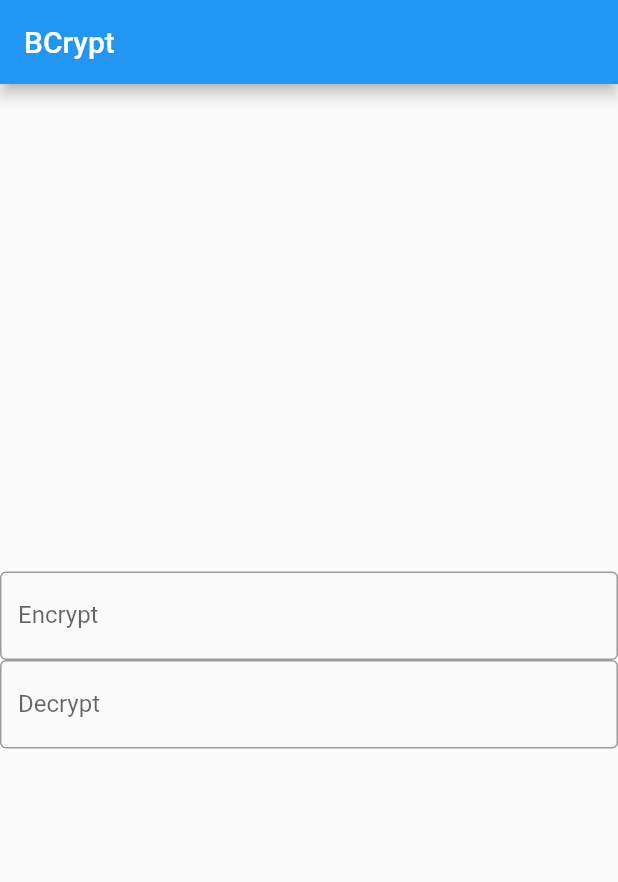
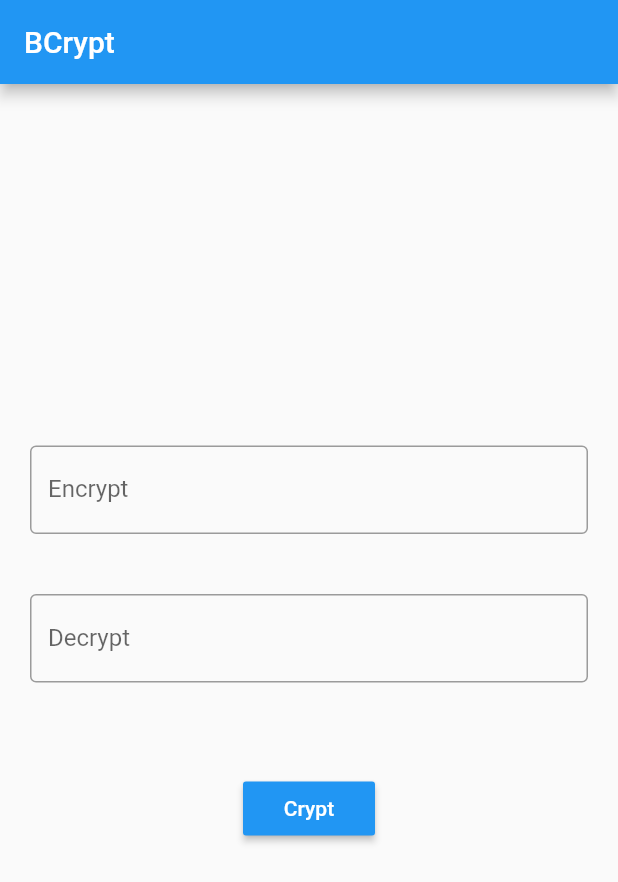
Before and after one commit to patrickerson/bcrypt_app, a Flutter app: the screen it shows after launch, on a phone screen of 412 x 824 dp. Shown: the top 882 px of the screen. Run offline on Flutter 3.47's test engine with Material 2 defaults, Android fonts, the phone set to English and light mode, and no system bars; our stand-ins replace flutter_mobx, mobx; generated files the repository leaves out were written again.

Commit message:
Add crypt button

```diff
--- a/lib/app/home.dart
+++ b/lib/app/home.dart
@@ -9,26 +9,30 @@ class HomePage extends StatelessWidget {
   HomeController controller = new HomeController();
 
   Widget _cryptButton(){
-    return RaisedButton(
+    return Padding(
+    padding: EdgeInsets.all(40),
+        child: RaisedButton(
       onPressed: (){
         //TODO: cript
       },
       color: Colors.blue,
       child: Text("Crypt", style: TextStyle(color: Colors.white),),
-    );
+    ));
   }
   Widget _textInput({String labelText, String hintText, void Function(String) onChanged }){
     return Observer(
       builder: (_){
 
-        return TextField(
+        return Padding(
+        padding: EdgeInsets.all(20),
+            child: TextField(
           onChanged: onChanged,
           decoration: InputDecoration(
           labelText: labelText,
           hintText: hintText,
           border: OutlineInputBorder(),
       ),
-      );}
+      ));}
     );
   }
 
@@ -52,7 +56,9 @@ class HomePage extends StatelessWidget {
               labelText: "Decrypt",
               hintText: controller.encrypt,
               onChanged: controller.setDecrypt,
-          )
+          ),
+
+          _cryptButton()
 
 
         ],
```
